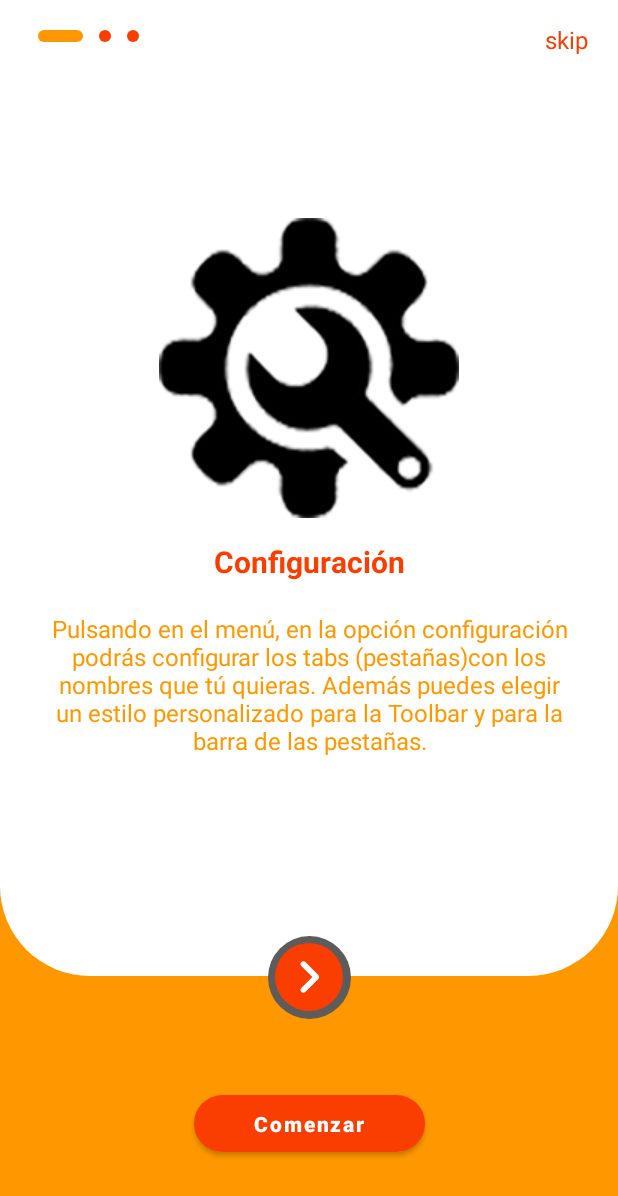
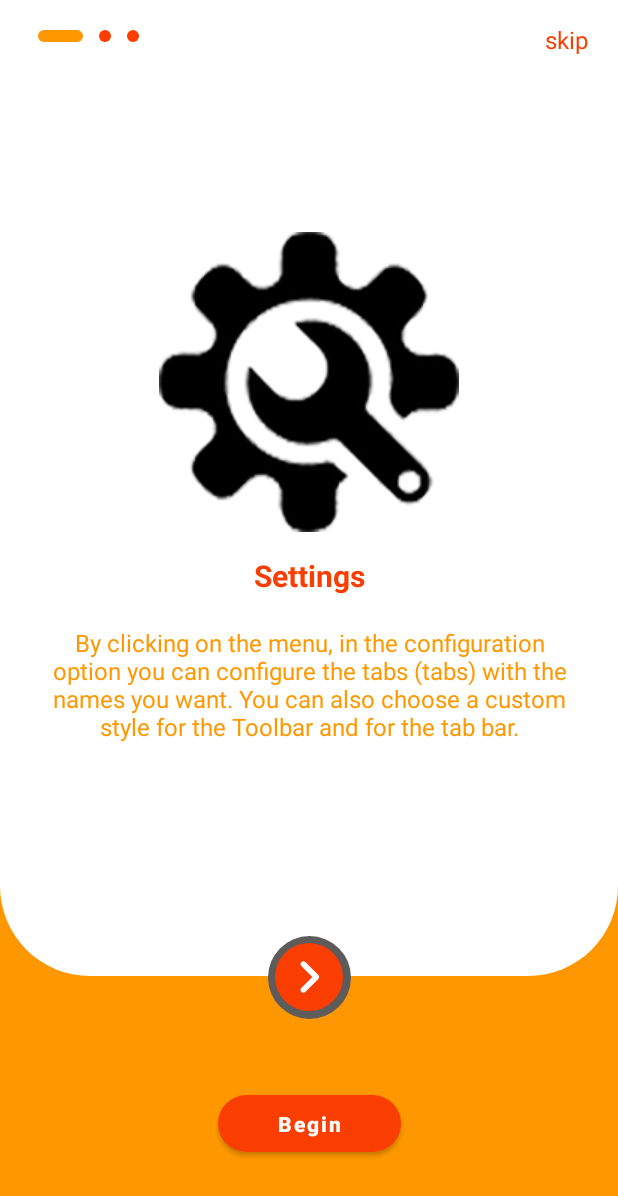
Before and after one commit to joseolivagarcia/PhotoGalleryPro, an Android app: the screen it shows after launch (OnBoardingActivity), on a phone screen of 412 x 824 dp. Shown: the top 1196 px of the screen. Run offline under Robolectric (Android 15) with nearby library versions, the phone set to English and light mode, and no system bars.

Commit message:
Añadido idioma para app en ingles

```diff
--- a/app/src/main/java/joseoliva/com/photogallerypro/MainActivity.kt
+++ b/app/src/main/java/joseoliva/com/photogallerypro/MainActivity.kt
@@ -67,7 +67,7 @@ class MainActivity : AppCompatActivity() {
         si no hay tabs guardados (porque sea la primera vez que usamos la app,
         pongo unos tabs por defecto
         */
-        opcionesTabs = mutableListOf("Amigos", "Vacaciones", "Familia", "Selfies")
+        opcionesTabs = mutableListOf(getString(R.string.tab0),getString(R.string.tab1), getString(R.string.tab2), getString(R.string.tab3))
         //y añado las opciones a los tabs
         tabscontainer.addTab(tabscontainer.newTab().setText(opcionesTabs.get(0)))
         tabscontainer.addTab(tabscontainer.newTab().setText(opcionesTabs.get(1)))
@@ -179,7 +179,7 @@ class MainActivity : AppCompatActivity() {
             }
             R.id.borrar -> {
                 val dialog = AlertDialog.Builder(this)
-                    .setMessage("Quieres eliminar todas las fotografías?")
+                    .setMessage(getString(R.string.alertDialog))
                     .setNegativeButton("NO"){
                             view, _ -> view.dismiss()
                     }
--- a/app/src/main/java/joseoliva/com/photogallerypro/onboardingscreen/OnBoardingActivity.kt
+++ b/app/src/main/java/joseoliva/com/photogallerypro/onboardingscreen/OnBoardingActivity.kt
@@ -37,21 +37,18 @@ class OnBoardingActivity : AppCompatActivity() {
                 //creo los items que vaya a necesitar
             OnboardingItem(
                 onboardingImage = R.drawable.icosettings,
-                tittle = "Configuración",
-                description = "Pulsando en el menú, en la opción configuración podrás configurar los tabs (pestañas)" +
-                        "con los nombres que tú quieras. Además puedes elegir un estilo personalizado para la Toolbar y " +
-                        "para la barra de las pestañas."
+                tittle = getString(R.string.itemTitle1),
+                description = getString(R.string.itemDescription1)
             ),
                 OnboardingItem(
                     onboardingImage = R.drawable.icopapelera,
-                    tittle = "Borrar todas las imágenes",
-                    description = "Pulsando en el menú en la opción borrar imágenes, eliminarás todas las imágenes de todas " +
-                            "las pestañas..."
+                    tittle = getString(R.string.itemTitle2),
+                    description = getString(R.string.itemDescription2)
                 ),
                 OnboardingItem(
                     onboardingImage = R.drawable.icoadd,
-                    tittle = "Añadir fotografía",
-                    description = "Pulsando en el símbolo + en cada pestaña, podrás seleccionar una fotografía de tu galería."
+                    tittle = getString(R.string.itemTitle3),
+                    description = getString(R.string.itemDescription2)
                 )
             )
         )
--- a/app/src/main/res/layout/activity_add_picture.xml
+++ b/app/src/main/res/layout/activity_add_picture.xml
@@ -32,7 +32,7 @@
             android:id="@+id/etdescripcion"
             android:layout_width="match_parent"
             android:layout_height="wrap_content"
-            android:hint="Descripción (opcional)"
+            android:hint= "@string/hit_descripcion"
             app:layout_constraintTop_toBottomOf="@id/ivfoto"
             app:layout_constraintBottom_toTopOf="@id/btnguardarfoto"
             android:maxLines="2"/>
--- a/app/src/main/res/menu/mimenu.xml
+++ b/app/src/main/res/menu/mimenu.xml
@@ -12,12 +12,12 @@
             <item
                 android:id="@+id/config"
                 android:icon="@drawable/ic_config"
-                android:title="Configuración">
+                android:title="@string/cofiguracionMenu">
             </item>
             <item
                 android:id="@+id/borrar"
                 android:icon="@drawable/ic_deleteall"
-                android:title="Borrar todas las imágenes">
+                android:title="@string/borrarMenu">
             </item>
         </menu>
 
--- a/app/src/main/res/values/strings.xml
+++ b/app/src/main/res/values/strings.xml
@@ -2,14 +2,40 @@
     <string name="app_name">PhotoGalleryPro</string>
     <string name="titulo">Photo Gallery Pro</string>
 
-    <string name="titulo_configura_tabs">Edita o escribe los nuevos tabs</string>
-    <string name="titulo_define_estilo">Define un estilo</string>
+    <string name="titulo_configura_tabs">Edit or write your own tabs</string>
+    <string name="titulo_define_estilo">Define an style</string>
 
-    <string name="elegante">Elegante</string>
-    <string name="alegre">Alegre</string>
-    <string name="divertido">Divertido</string>
-    <string name="melancolico">Melancólico</string>
-    <string name="btnguardar">GUARDAR</string>
-    <string name="comenzar">Comenzar</string>
+    <string name="elegante">Elegance</string>
+    <string name="alegre">Happy</string>
+    <string name="divertido">Funny</string>
+    <string name="melancolico">Blue</string>
+    <string name="btnguardar">SAVE</string>
+    <string name="comenzar">Begin</string>
     <string name="skip">skip</string>
+
+    <string name="itemTitle1">Settings</string>
+    <string name="itemTitle2">Delete all images</string>
+    <string name="itemTitle3">Add picture</string>
+
+    <string name="itemDescription1">By clicking on the menu, in the configuration option you can configure the tabs (tabs)
+                                    with the names you want. You can also choose a custom style for the Toolbar and
+                                    for the tab bar.</string>
+    <string name="itemDescription2">By clicking on the delete images option in the menu, you will delete all the images of all
+                                     tabs...</string>
+    <string name="itemDescription3">By clicking on the + symbol in each tab, you can select a photo of your
+                                    Gallery.</string>
+
+    <string name="hit_descripcion">Description (optional)</string>
+
+    <string name="tab0">Friends</string>
+    <string name="tab1">Hollydays</string>
+    <string name="tab2">Family</string>
+    <string name="tab3">Selfies</string>
+
+    <string name="alertDialog">Do you want delete all images?</string>
+    <string name="alertDialogyes">Yes</string>
+    <string name="alertDialogno">No</string>
+
+    <string name="cofiguracionMenu">Settings</string>
+    <string name="borrarMenu">Delete all images</string>
 </resources>
```
Also changed, not shown: 1 other file.
